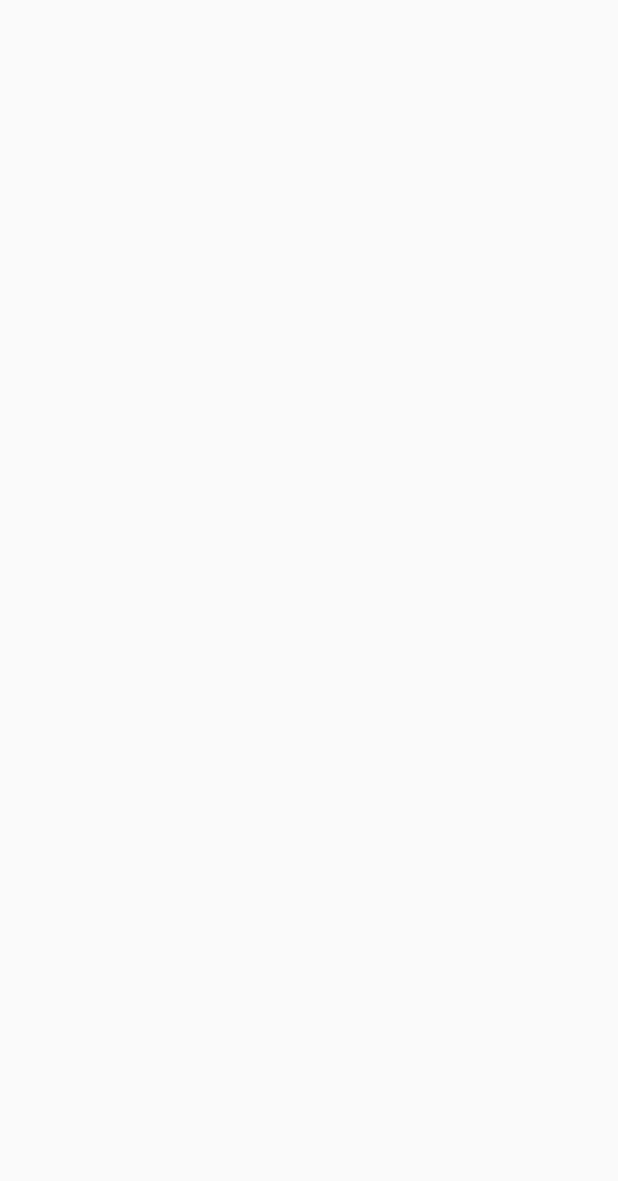
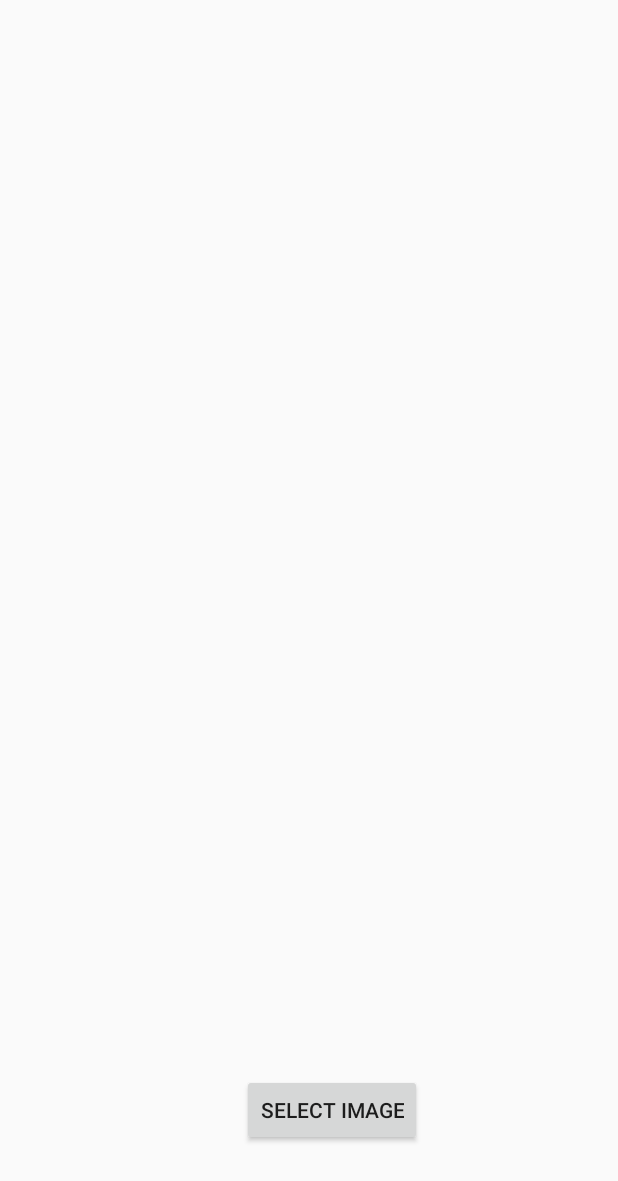
Before and after one commit to IanK-dev/Group-Gaze-Detection, an Android app: the SingleImageActivity screen opened directly, with no data from a screen before it, on a phone screen of 412 x 824 dp. Before the commit the part shown is empty. Shown: the top 1181 px of the screen. Run offline under Robolectric (Android 15) with nearby library versions, the phone set to English and light mode, and no system bars.

Commit message:
Added basic image from storage selector to single image detection

```diff
--- a/app/src/main/java/com/example/groupgazedetection/SingleImageActivity.java
+++ b/app/src/main/java/com/example/groupgazedetection/SingleImageActivity.java
@@ -1,14 +1,50 @@
 package com.example.groupgazedetection;
 
+import androidx.activity.result.ActivityResult;
+import androidx.activity.result.ActivityResultCallback;
+import androidx.activity.result.ActivityResultLauncher;
+import androidx.activity.result.contract.ActivityResultContracts;
 import androidx.appcompat.app.AppCompatActivity;
 
+import android.app.Activity;
+import android.content.Intent;
+import android.net.Uri;
 import android.os.Bundle;
+import android.view.View;
+import android.widget.Button;
+import android.widget.ImageView;
 
 public class SingleImageActivity extends AppCompatActivity {
+
+    Button select_sin_image_button;
+    ImageView preview_sin_image;
 
     @Override
     protected void onCreate(Bundle savedInstanceState) {
         super.onCreate(savedInstanceState);
         setContentView(R.layout.activity_single_image);
+        preview_sin_image = findViewById(R.id.single_image_preview);
+    }
+
+    ActivityResultLauncher<Intent> imageSelection = registerForActivityResult(
+            new ActivityResultContracts.StartActivityForResult(),
+            new ActivityResultCallback<ActivityResult>() {
+                @Override
+                public void onActivityResult(ActivityResult result) {
+                    if (result.getResultCode() == Activity.RESULT_OK) {
+                        Intent data = result.getData();
+                        Uri selectedImageUri = data.getData();
+                        if (null != selectedImageUri) {
+                            preview_sin_image.setImageURI(selectedImageUri);
+                        }
+                    }
+                }
+            });
+
+    public void selectImage(View view){
+        Intent select_image = new Intent();
+        select_image.setType("image/*");
+        select_image.setAction(Intent.ACTION_GET_CONTENT);
+        imageSelection.launch(Intent.createChooser(select_image, "Select an Image"));
     }
 }
--- a/app/src/main/res/layout/activity_single_image.xml
+++ b/app/src/main/res/layout/activity_single_image.xml
@@ -6,4 +6,24 @@
     android:layout_height="match_parent"
     tools:context=".SingleImageActivity">
 
+    <Button
+        android:id="@+id/find_sin_image_button"
+        android:layout_width="wrap_content"
+        android:layout_height="wrap_content"
+        android:layout_marginStart="161dp"
+        android:layout_marginBottom="60dp"
+        android:text="Select Image"
+        android:onClick="selectImage"
+        app:layout_constraintBottom_toBottomOf="parent"
+        app:layout_constraintStart_toStartOf="parent" />
+
+
+    <ImageView
+        android:id="@+id/single_image_preview"
+        android:layout_width="match_parent"
+        android:layout_height="300dp"
+        android:layout_marginTop="212dp"
+        app:layout_constraintTop_toTopOf="parent"
+        tools:layout_editor_absoluteX="0dp" />
+
 </androidx.constraintlayout.widget.ConstraintLayout>
```
Also changed, not shown: 14 other files.
